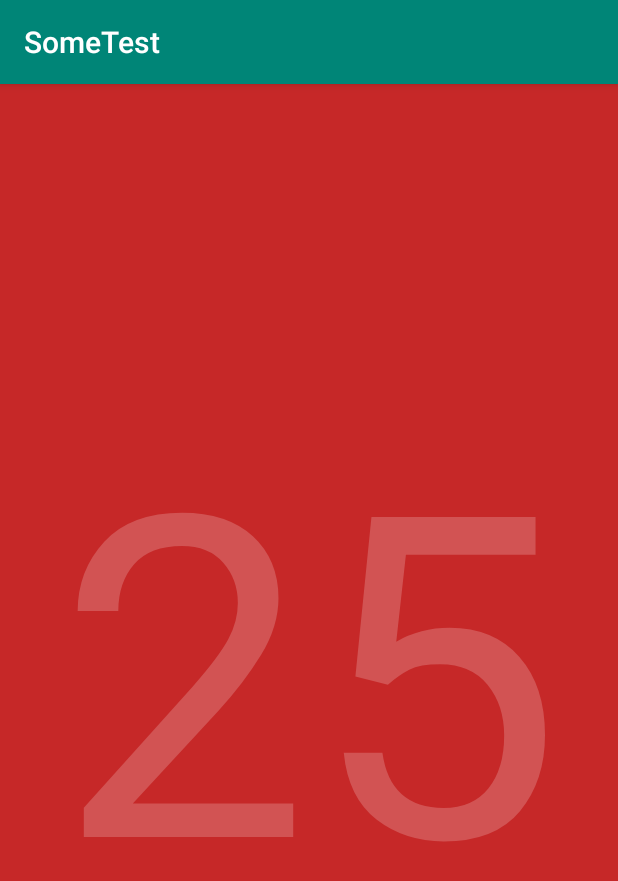
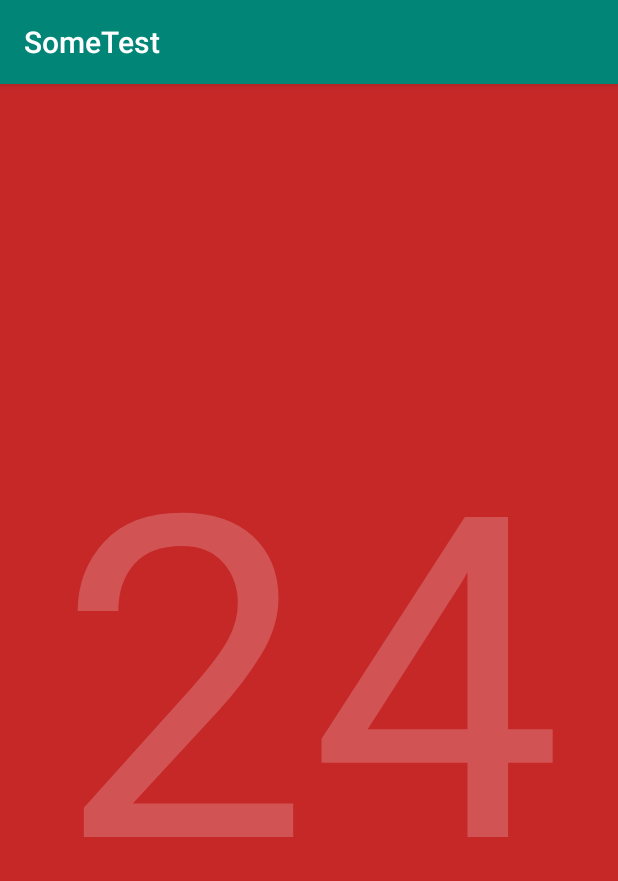
Before and after one commit to k-konovalov/AnotherPomodoroTimer, an Android app: the RedStateFragment screen opened through its navigation route, on a phone screen of 412 x 824 dp. Shown: the top 881 px of the screen. Run offline under Robolectric (Android 15) with nearby library versions, the phone set to English and light mode, and no system bars; our stand-ins replace Timber, data binding.

Commit message:
Start Point
Work Timer on TextView

```diff
--- a/app/src/main/java/com/example/sometest/RedStateFragment.kt
+++ b/app/src/main/java/com/example/sometest/RedStateFragment.kt
@@ -1,5 +1,4 @@
 package com.example.sometest
-
 
 import android.os.Bundle
 import android.util.Log
@@ -7,31 +6,20 @@ import androidx.fragment.app.Fragment
 import android.view.LayoutInflater
 import android.view.View
 import android.view.ViewGroup
-import androidx.databinding.DataBindingUtil
 import androidx.lifecycle.LifecycleObserver
-import androidx.navigation.fragment.findNavController
-import com.example.sometest.databinding.FragmentStartPageBinding
 import kotlinx.android.synthetic.main.fragment_timer_red_state.*
 
-private lateinit var currentTimer: Timer
-private val overTime = 25
+class RedStateFragment : Fragment(),LifecycleObserver {
+    private lateinit var currentTimer: Timer
+    private val overTime = 25
 
-class RedStateFragment : Fragment(), LifecycleObserver {
     override fun onCreateView(
         inflater: LayoutInflater, container: ViewGroup?,
         savedInstanceState: Bundle?
     ): View? {
-        // Inflate the layout for this fragment
-
-        // Setup Timer, passing in the lifecycle
-        // If there is a savedInstanceState bundle, then "restarting" the activity
-        // If there isn't a bundle, then it's a "fresh" start
         currentTimer = Timer(this.lifecycle)
 
-        currentTimer.startTimer(inflater.inflate(R.layout.fragment_timer_red_state, container, false),txtViewText, overTime)
-
         return inflater.inflate(R.layout.fragment_timer_red_state, container, false)
-
     }
 
     override fun onSaveInstanceState(outState: Bundle) {
@@ -40,17 +28,14 @@ class RedStateFragment : Fragment(), LifecycleObserver {
         super.onSaveInstanceState(outState)
     }
 
-    override fun onPause() {
-        super.onPause()
-    }
-    override fun onResume() {
-
-        //ToDo Пробросить VIEW
-        currentTimer.startTimer(currentTimer,txtViewText, overTime)
+   override fun onResume() {
+        currentTimer.startTimer(txtTextView, overTime)
         Log.i("MainActivity","onResume Called")
-        //findNavController().navigate(RedStateFragmentDirections.actionTimerRedStateToTimerGreenState())
-        Log.i("MainActivity","${view}")
         super.onResume()
     }
 
+    fun switchNav( view: View){
+        //Navigation.findNavController(view).navigate(RedStateFragmentDirections.actionTimerRedStateToTimerGreenState())
+    }
+
 }
--- a/app/src/main/java/com/example/sometest/StartPageFragment.kt
+++ b/app/src/main/java/com/example/sometest/StartPageFragment.kt
@@ -22,7 +22,5 @@ class StartPageFragment : Fragment() {
               v: View -> v.findNavController().navigate(StartPageFragmentDirections.actionStartPageToTimerRedState())
         }
         return binding.root
-        // Inflate the layout for this fragment
-
     }
 }
--- a/app/src/main/java/com/example/sometest/Timer.kt
+++ b/app/src/main/java/com/example/sometest/Timer.kt
@@ -35,13 +35,12 @@ class Timer(lifecycle: Lifecycle) : LifecycleObserver {
     }
 
     //@OnLifecycleEvent(Lifecycle.Event.ON_START)
-    fun startTimer( view: View, txtViewInFun: TextView,over: Int) {
+    fun startTimer(txtViewInFun: TextView,over: Int) {
         // Create the runnable action, which prints out a log and increments the seconds counter
         secondsCount = over
         runnable = Runnable {
             if (secondsCount==0){
                 stopTimer()
-                switchNav(view)
             }
             secondsCount--
             txtViewInFun.text = "$secondsCount"
@@ -59,7 +58,7 @@ class Timer(lifecycle: Lifecycle) : LifecycleObserver {
         // In this case, no looper is defined, and it defaults to the main or UI thread.
     }
 
-    @OnLifecycleEvent(Lifecycle.Event.ON_DESTROY)
+    @OnLifecycleEvent(Lifecycle.Event.ON_STOP)
     fun stopTimer() {
         // Removes all pending posts of runnable from the handler's queue, effectively stopping the
         // timer
--- a/app/src/main/res/layout/fragment_timer_green_state.xml
+++ b/app/src/main/res/layout/fragment_timer_green_state.xml
@@ -10,7 +10,7 @@
     <TextView
             android:layout_width="wrap_content"
             android:layout_height="wrap_content"
-            android:text="5" style="@style/TextForTimer" android:id="@+id/txtViewText" android:layout_marginEnd="8dp"
+            android:text="5" style="@style/TextForTimer" android:id="@+id/txtTextView" android:layout_marginEnd="8dp"
             app:layout_constraintEnd_toEndOf="parent" android:layout_marginStart="8dp"
             app:layout_constraintStart_toStartOf="parent" android:layout_marginBottom="8dp"
             app:layout_constraintBottom_toBottomOf="parent" android:layout_marginTop="8dp"
--- a/app/src/main/res/layout/fragment_timer_red_state.xml
+++ b/app/src/main/res/layout/fragment_timer_red_state.xml
@@ -10,7 +10,7 @@
 
     <!-- TODO: Update blank fragment layout -->
     <TextView
-            android:text="25" style="@style/TextForTimer" android:id="@+id/txtViewText"
+            android:text="25" style="@style/TextForTimer" android:id="@+id/txtTextView"
 
             app:layout_constraintEnd_toEndOf="parent" android:layout_marginEnd="8dp"
             app:layout_constraintStart_toStartOf="parent" android:layout_marginStart="8dp"
```
